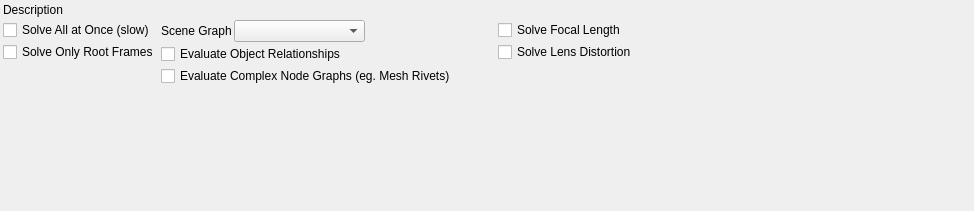
Above: python/mmSolver/tools/solver/widget/solver_standard_widget.ui from david-cattermole/mayaMatchMoveSolver before the change. Below: the same form after it.
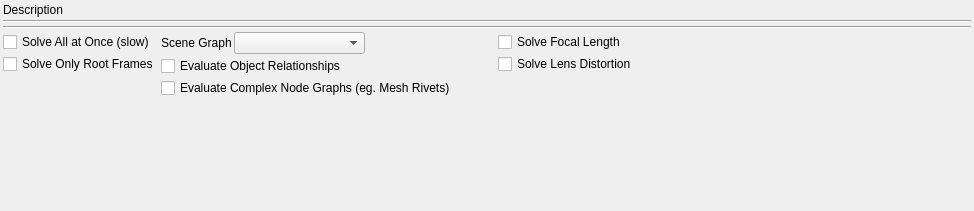
That is the form after the change.

Commit message:
Add visual lines to separate solver tab widgets.
This is to help readability of the UI.

The edit to the form file:
```diff
--- a/python/mmSolver/tools/solver/widget/solver_standard_widget.ui
+++ b/python/mmSolver/tools/solver/widget/solver_standard_widget.ui
@@ -46,6 +46,13 @@
      </property>
     </layout>
    </item>
+   <item>
+    <widget class="Line" name="line_2">
+     <property name="orientation">
+      <enum>Qt::Horizontal</enum>
+     </property>
+    </widget>
+   </item>
    <item>
     <layout class="QHBoxLayout" name="rootFrames_layout">
      <property name="spacing">
@@ -53,6 +60,13 @@
      </property>
     </layout>
    </item>
+   <item>
+    <widget class="Line" name="line">
+     <property name="orientation">
+      <enum>Qt::Horizontal</enum>
+     </property>
+    </widget>
+   </item>
    <item>
     <layout class="QHBoxLayout" name="options_layout">
      <property name="spacing">
```
The commit also changes 2 other files.
